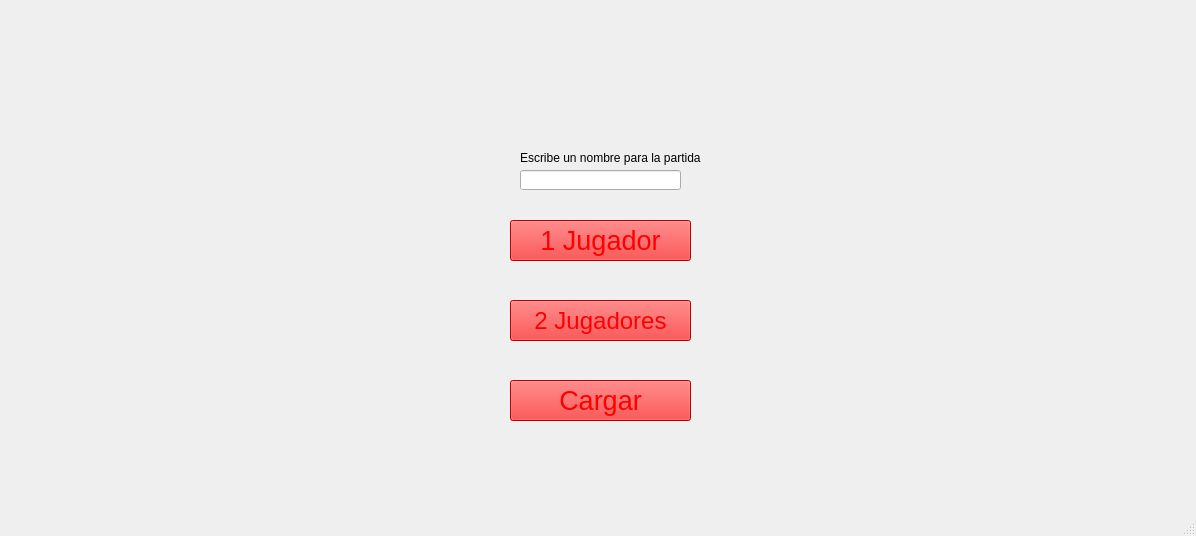
First picture: the form in a_jugar.ui, repository juangquevedo/juago_proyecto_final, before the edit.
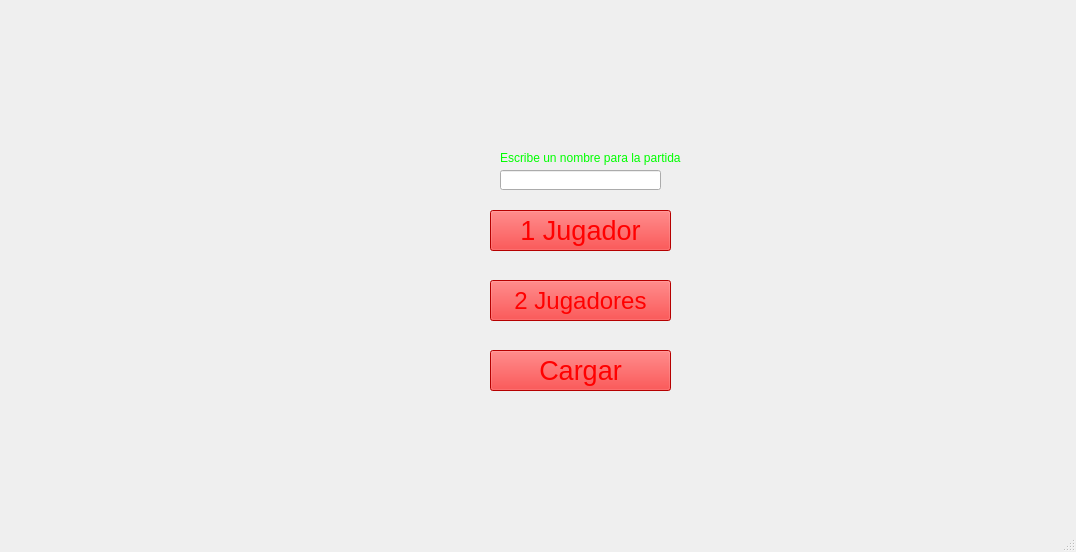
Second picture: the form after the edit. Icons and pictures are not drawn.

What changed in the file:
```diff
--- a/a_jugar.ui
+++ b/a_jugar.ui
@@ -6,8 +6,8 @@
    <rect>
     <x>0</x>
     <y>0</y>
-    <width>1196</width>
-    <height>536</height>
+    <width>1076</width>
+    <height>552</height>
    </rect>
   </property>
   <property name="windowTitle">
@@ -20,8 +20,8 @@
    <widget class="QPushButton" name="un_jugador">
     <property name="geometry">
      <rect>
-      <x>510</x>
-      <y>220</y>
+      <x>490</x>
+      <y>210</y>
       <width>181</width>
       <height>41</height>
      </rect>
@@ -49,8 +49,8 @@
    <widget class="QPushButton" name="dos_jugadores">
     <property name="geometry">
      <rect>
-      <x>510</x>
-      <y>300</y>
+      <x>490</x>
+      <y>280</y>
       <width>181</width>
       <height>41</height>
      </rect>
@@ -78,8 +78,8 @@
    <widget class="QPushButton" name="cargar">
     <property name="geometry">
      <rect>
-      <x>510</x>
-      <y>380</y>
+      <x>490</x>
+      <y>350</y>
       <width>181</width>
       <height>41</height>
      </rect>
@@ -110,7 +110,7 @@
       <x>0</x>
       <y>0</y>
       <width>1201</width>
-      <height>501</height>
+      <height>531</height>
      </rect>
     </property>
     <property name="styleSheet">
@@ -123,12 +123,15 @@
    <widget class="QLabel" name="nombre">
     <property name="geometry">
      <rect>
-      <x>520</x>
+      <x>500</x>
       <y>150</y>
       <width>201</width>
       <height>16</height>
      </rect>
     </property>
+    <property name="styleSheet">
+     <string notr="true">color: rgb(0, 255, 0);</string>
+    </property>
     <property name="text">
      <string>Escribe un nombre para la partida</string>
     </property>
@@ -136,7 +139,7 @@
    <widget class="QLineEdit" name="inputname">
     <property name="geometry">
      <rect>
-      <x>520</x>
+      <x>500</x>
       <y>170</y>
       <width>161</width>
       <height>20</height>
```
Left out of the diff: 10 changed lines with no effect on the pictures.
